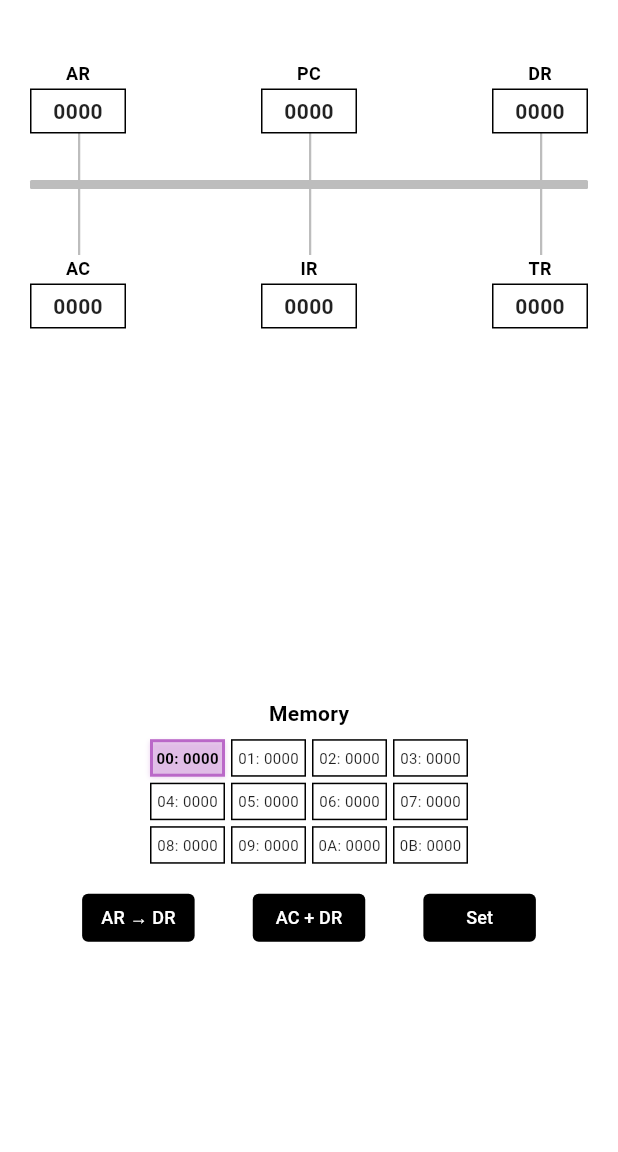
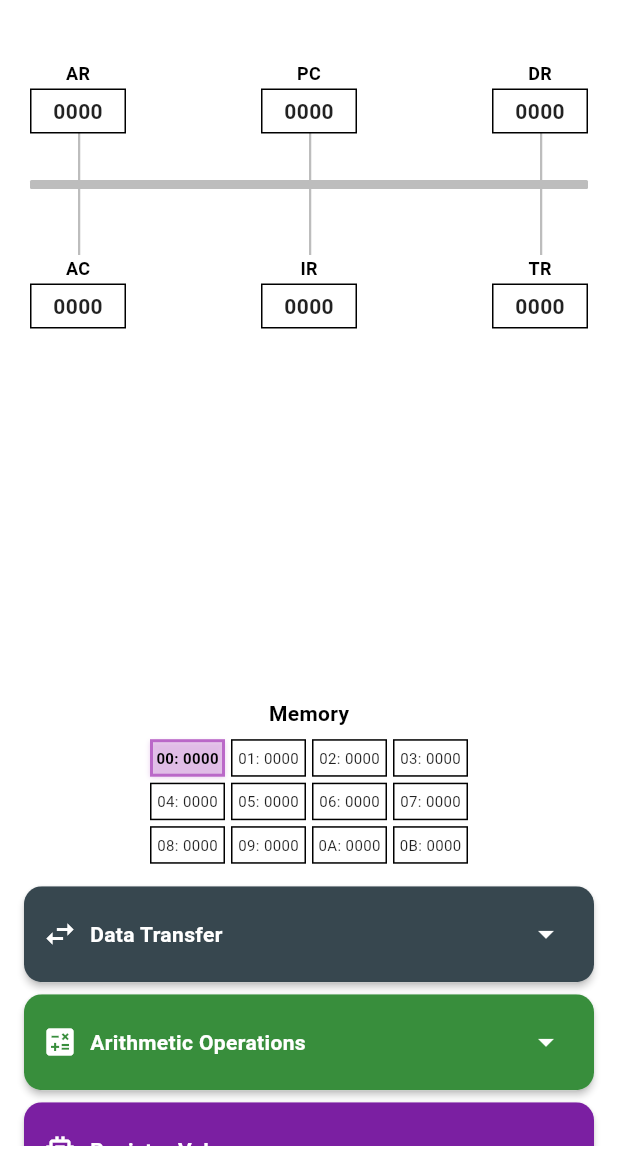
Before and after one commit to R4f4y04/mano_simp, a Flutter app: the screen it shows after launch, on a phone screen of 412 x 824 dp, the part 84-1236 px from its top. Run offline on Flutter 3.47's test engine with Material 3 defaults, Android fonts, the phone set to English and light mode, and no system bars; drawn by our look-alikes of expandable; our stand-ins replace google_fonts; Roboto replaces fonts that are missing (RobotoMono).

Commit message:
expandable widget made, looks very bad due to positioning

```diff
--- a/mano_simp/lib/screens/simulation_screen.dart
+++ b/mano_simp/lib/screens/simulation_screen.dart
@@ -5,6 +5,7 @@ import 'package:mano_simp/widgets/register_widget.dart';
 import 'package:mano_simp/widgets/bus_widget.dart';
 import 'package:mano_simp/widgets/memory_grid.dart';
 import 'package:mano_simp/config/theme_config.dart';
+import 'package:mano_simp/widgets/expandable/expandable_action_panel.dart';
 
 class SimulationScreen extends StatelessWidget {
   const SimulationScreen({Key? key}) : super(key: key);
@@ -58,54 +59,139 @@ class SimulationScreen extends StatelessWidget {
                     ),
                   ),
 
-                  // Simple controls - more compact
-                  Padding(
-                    padding: const EdgeInsets.symmetric(
-                        horizontal: 16.0, vertical: 5.0),
-                    child: Row(
-                      mainAxisAlignment: MainAxisAlignment.spaceEvenly,
-                      children: [
-                        ElevatedButton(
-                          style: ButtonStyle(
-                            minimumSize:
-                                MaterialStateProperty.all(Size(75, 32)),
-                            padding: MaterialStateProperty.all(
-                                EdgeInsets.symmetric(horizontal: 8)),
+                  // New expandable control panels
+                  Expanded(
+                    child: Container(
+                      padding: const EdgeInsets.symmetric(
+                          horizontal: 8.0, vertical: 4.0),
+                      child: ListView(
+                        children: [
+                          // Data Transfer Panel
+                          ExpandableActionPanel(
+                            title: "Data Transfer",
+                            icon: Icons.swap_horiz,
+                            color: Colors.blueGrey.shade800,
+                            children: [
+                              ActionButton(
+                                label: "AR → DR",
+                                icon: Icons.arrow_forward,
+                                onPressed: () => simulationProvider
+                                    .simulateBusTransfer('AR', 'DR'),
+                                color: Colors.blue.shade700,
+                              ),
+                              ActionButton(
+                                label: "DR → AC",
+                                icon: Icons.arrow_forward,
+                                onPressed: () => simulationProvider
+                                    .simulateBusTransfer('DR', 'AC'),
+                                color: Colors.blue.shade700,
+                              ),
+                              ActionButton(
+                                label: "AC → AR",
+                                icon: Icons.arrow_forward,
+                                onPressed: () => simulationProvider
+                                    .simulateBusTransfer('AC', 'AR'),
+                                color: Colors.blue.shade700,
+                              ),
+                              ActionButton(
+                                label: "PC → AR",
+                                icon: Icons.arrow_forward,
+                                onPressed: () => simulationProvider
+                                    .simulateBusTransfer('PC', 'AR'),
+                                color: Colors.blue.shade700,
+                              ),
+                              ActionButton(
+                                label: "IR → AR",
+                                icon: Icons.arrow_forward,
+                                onPressed: () => simulationProvider
+                                    .simulateBusTransfer('IR', 'AR'),
+                                color: Colors.blue.shade700,
+                              ),
+                            ],
                           ),
-                          onPressed: () {
-                            simulationProvider.simulateBusTransfer('AR', 'DR');
-                          },
-                          child:
-                              Text('AR → DR', style: TextStyle(fontSize: 12)),
-                        ),
-                        ElevatedButton(
-                          style: ButtonStyle(
-                            minimumSize:
-                                MaterialStateProperty.all(Size(75, 32)),
-                            padding: MaterialStateProperty.all(
-                                EdgeInsets.symmetric(horizontal: 8)),
+
+                          // Arithmetic Operations Panel
+                          ExpandableActionPanel(
+                            title: "Arithmetic Operations",
+                            icon: Icons.calculate,
+                            color: Colors.green.shade700,
+                            children: [
+                              ActionButton(
+                                label: "AC + DR",
+                                icon: Icons.add,
+                                onPressed: () =>
+                                    simulationProvider.simulateAdd('DR'),
+                                color: Colors.green.shade600,
+                              ),
+                              ActionButton(
+                                label: "AC AND DR",
+                                icon: Icons.code,
+                                onPressed: () =>
+                                    simulationProvider.simulateAnd('DR'),
+                                color: Colors.green.shade600,
+                              ),
+                              // Can add more arithmetic operations here
+                            ],
                           ),
-                          onPressed: () {
-                            simulationProvider.simulateAdd('DR');
-                          },
-                          child:
-                              Text('AC + DR', style: TextStyle(fontSize: 12)),
-                        ),
-                        ElevatedButton(
-                          style: ButtonStyle(
-                            minimumSize:
-                                MaterialStateProperty.all(Size(75, 32)),
-                            padding: MaterialStateProperty.all(
-                                EdgeInsets.symmetric(horizontal: 8)),
+
+                          // Memory Management Panel
+                          ExpandableActionPanel(
+                            title: "Register Values",
+                            icon: Icons.memory,
+                            color: Colors.purple.shade700,
+                            children: [
+                              ActionButton(
+                                label: "Set Sample Values",
+                                icon: Icons.settings,
+                                onPressed: () {
+                                  simulationProvider.setRegisterValue(
+                                      'AC', 0x1234);
+                                  simulationProvider.setRegisterValue(
+                                      'DR', 0x00FF);
+                                  simulationProvider.setRegisterValue(
+                                      'AR', 0x0008);
+                                  simulationProvider.setRegisterValue(
+                                      'PC', 0x0100);
+                                  simulationProvider.setRegisterValue(
+                                      'IR', 0x5678);
+                                  simulationProvider.setRegisterValue(
+                                      'TR', 0xABCD);
+                                  simulationProvider.setMemoryValue(0, 0xAAAA);
+                                },
+                                color: Colors.purple.shade600,
+                              ),
+                              ActionButton(
+                                label: "Clear Registers",
+                                icon: Icons.clear_all,
+                                onPressed: () {
+                                  simulationProvider.setRegisterValue('AC', 0);
+                                  simulationProvider.setRegisterValue('DR', 0);
+                                  simulationProvider.setRegisterValue('AR', 0);
+                                  simulationProvider.setRegisterValue('PC', 0);
+                                  simulationProvider.setRegisterValue('IR', 0);
+                                  simulationProvider.setRegisterValue('TR', 0);
+                                },
+                                color: Colors.purple.shade600,
+                              ),
+                              ActionButton(
+                                label: "Increment PC",
+                                icon: Icons.add_circle_outline,
+                                onPressed: () {
+                                  final index = simulationProvider.registers
+                                      .indexWhere((r) => r.id == 'PC');
+                                  if (index != -1) {
+                                    int currentValue = simulationProvider
+                                        .registers[index].value;
+                                    simulationProvider.setRegisterValue(
+                                        'PC', currentValue + 1);
+                                  }
+                                },
+                                color: Colors.purple.shade600,
+                              ),
+                            ],
                           ),
-                          onPressed: () {
-                            simulationProvider.setRegisterValue('AC', 0x1234);
-                            simulationProvider.setRegisterValue('DR', 0x00FF);
-                            simulationProvider.setMemoryValue(0, 0xAAAA);
-                          },
-                          child: Text('Set', style: TextStyle(fontSize: 12)),
-                        ),
-                      ],
+                        ],
+                      ),
                     ),
                   ),
                 ],
--- /dev/null
+++ b/mano_simp/lib/widgets/expandable/expandable_action_panel.dart
@@ -0,0 +1,111 @@
+import 'package:flutter/material.dart';
+import 'package:expandable/expandable.dart';
+
+class ExpandableActionPanel extends StatelessWidget {
+  final String title;
+  final IconData icon;
+  final Color color;
+  final List<Widget> children;
+
+  const ExpandableActionPanel({
+    Key? key,
+    required this.title,
+    required this.icon,
+    required this.color,
+    required this.children,
+  }) : super(key: key);
+
+  @override
+  Widget build(BuildContext context) {
+    return Card(
+      elevation: 2,
+      shape: RoundedRectangleBorder(borderRadius: BorderRadius.circular(12)),
+      clipBehavior: Clip.antiAlias,
+      margin: EdgeInsets.symmetric(horizontal: 8, vertical: 4),
+      child: ExpandablePanel(
+        theme: const ExpandableThemeData(
+          headerAlignment: ExpandablePanelHeaderAlignment.center,
+          tapBodyToCollapse: true,
+          hasIcon: false,
+        ),
+        header: Container(
+          color: color,
+          child: Padding(
+            padding: const EdgeInsets.all(12.0),
+            child: Row(
+              children: [
+                Icon(icon, color: Colors.white),
+                SizedBox(width: 8),
+                Text(
+                  title,
+                  style: TextStyle(
+                    color: Colors.white,
+                    fontWeight: FontWeight.bold,
+                  ),
+                ),
+                Spacer(),
+                ExpandableIcon(
+                  theme: ExpandableThemeData(
+                    expandIcon: Icons.arrow_drop_down,
+                    collapseIcon: Icons.arrow_drop_up,
+                    iconColor: Colors.white,
+                    iconSize: 24.0,
+                    iconRotationAngle: 0,
+                  ),
+                ),
+              ],
+            ),
+          ),
+        ),
+        collapsed: Container(),
+        expanded: Padding(
+          padding: const EdgeInsets.symmetric(horizontal: 8, vertical: 12),
+          child: Wrap(
+            spacing: 8,
+            runSpacing: 8,
+            alignment: WrapAlignment.center,
+            children: children,
+          ),
+        ),
+      ),
+    );
+  }
+}
+
+class ActionButton extends StatelessWidget {
+  final String label;
+  final VoidCallback onPressed;
+  final IconData? icon;
+  final Color color;
+
+  const ActionButton({
+    Key? key,
+    required this.label,
+    required this.onPressed,
+    this.icon,
+    this.color = Colors.black,
+  }) : super(key: key);
+
+  @override
+  Widget build(BuildContext context) {
+    return ElevatedButton(
+      onPressed: onPressed,
+      style: ElevatedButton.styleFrom(
+        backgroundColor: color,
+        foregroundColor: Colors.white,
+        padding: EdgeInsets.symmetric(horizontal: 16, vertical: 8),
+        shape: RoundedRectangleBorder(borderRadius: BorderRadius.circular(8)),
+      ),
+      child: Row(
+        mainAxisSize: MainAxisSize.min,
+        children: [
+          if (icon != null) ...[
+            Icon(icon, size: 18),
+            SizedBox(width: 4),
+          ],
+          Text(label),
+        ],
+      ),
+    );
+  }
+}
--- a/mano_simp/pubspec.yaml
+++ b/mano_simp/pubspec.yaml
@@ -12,6 +12,7 @@ dependencies:
   provider: ^6.0.5
   http: ^1.1.0
   google_fonts: ^5.1.0
+  expandable: ^5.0.1
 
 dev_dependencies:
   flutter_test:
```
Also changed, not shown: mano_simp/pubspec.lock.
